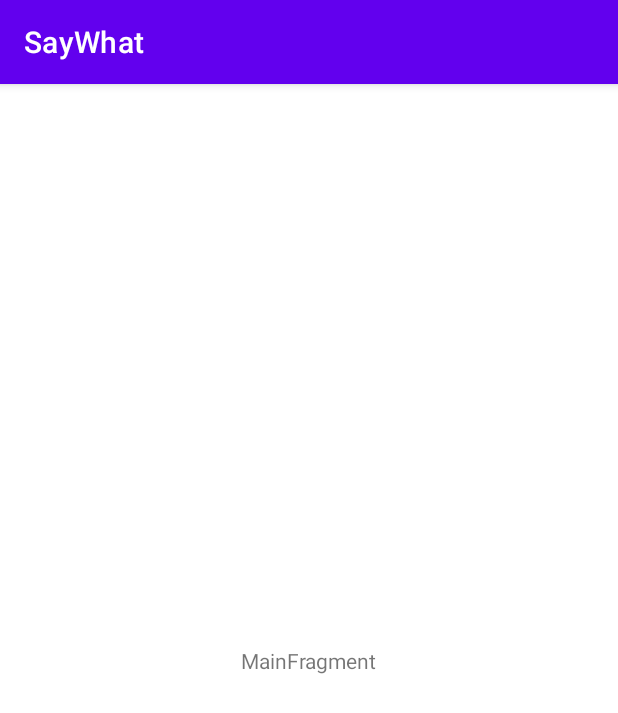
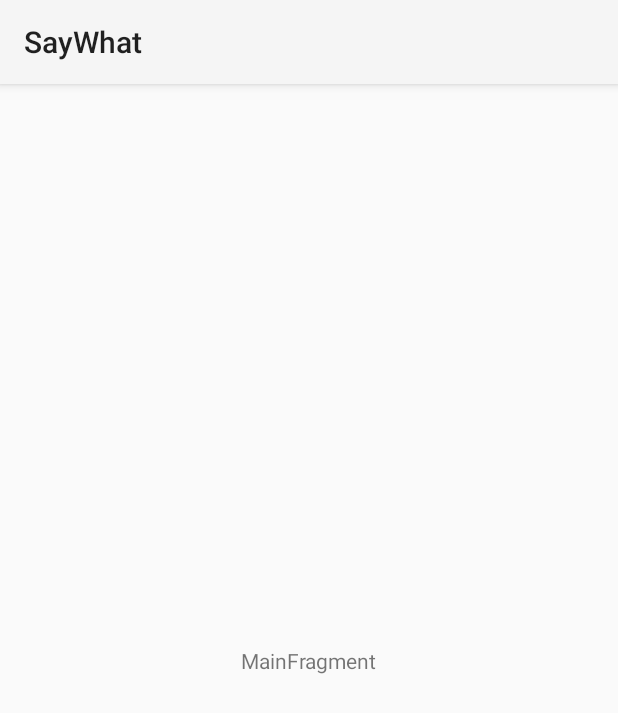
Before and after one commit to Troy1010/SayWhat, an Android app: the screen it shows after launch (MainActivity), on a phone screen of 412 x 824 dp. Shown: the top 713 px of the screen. Run offline under Robolectric (Android 15) with nearby library versions, the phone set to English and light mode, and no system bars.

Commit message:
themes.xml

```diff
--- a/app/src/main/res/values-night/themes.xml
+++ /dev/null
@@ -1,16 +0,0 @@
-<resources xmlns:tools="http://schemas.android.com/tools">
-    <!-- Base application theme. -->
-    <style name="Theme.SayWhat" parent="Theme.MaterialComponents.DayNight.DarkActionBar">
-        <!-- Primary brand color. -->
-        <item name="colorPrimary">@color/purple_200</item>
-        <item name="colorPrimaryVariant">@color/purple_700</item>
-        <item name="colorOnPrimary">@color/black</item>
-        <!-- Secondary brand color. -->
-        <item name="colorSecondary">@color/teal_200</item>
-        <item name="colorSecondaryVariant">@color/teal_200</item>
-        <item name="colorOnSecondary">@color/black</item>
-        <!-- Status bar color. -->
-        <item name="android:statusBarColor" tools:targetApi="l">?attr/colorPrimaryVariant</item>
-        <!-- Customize your theme here. -->
-    </style>
-</resources>
--- a/app/src/main/res/values/colors.xml
+++ b/app/src/main/res/values/colors.xml
@@ -1,10 +1,19 @@
-<?xml version="1.0" encoding="utf-8"?>
+<?xml version="1.0" encoding="utf-8"?><!--<resources>-->
+<!--    <color name="purple_200">#FFBB86FC</color>-->
+<!--    <color name="purple_500">#FF6200EE</color>-->
+<!--    <color name="purple_700">#FF3700B3</color>-->
+<!--    <color name="teal_200">#FF03DAC5</color>-->
+<!--    <color name="teal_700">#FF018786</color>-->
+<!--    <color name="black">#FF000000</color>-->
+<!--    <color name="white">#FFFFFFFF</color>-->
+<!--</resources>-->
 <resources>
-    <color name="purple_200">#FFBB86FC</color>
-    <color name="purple_500">#FF6200EE</color>
-    <color name="purple_700">#FF3700B3</color>
-    <color name="teal_200">#FF03DAC5</color>
-    <color name="teal_700">#FF018786</color>
-    <color name="black">#FF000000</color>
-    <color name="white">#FFFFFFFF</color>
+    <!-- TODO: Rename colors -->
+    <color name="colorOnLight">#000</color>
+    <color name="colorOnLightSoft">#555</color>
+    <color name="colorOnDark">#fff</color>
+    <color name="colorOnDarkSoft">#77ffffff</color>
+    <color name="colorBackgroundHighlight">#111</color>
+    <color name="colorErrorRed">#900</color>
+    <color name="colorBackground">#333</color>
 </resources>
```
Also changed, not shown: app/src/main/res/values/attrs.xml (added, +7 -0 lines), app/src/main/res/values/themes.xml (+44 -14 lines).
